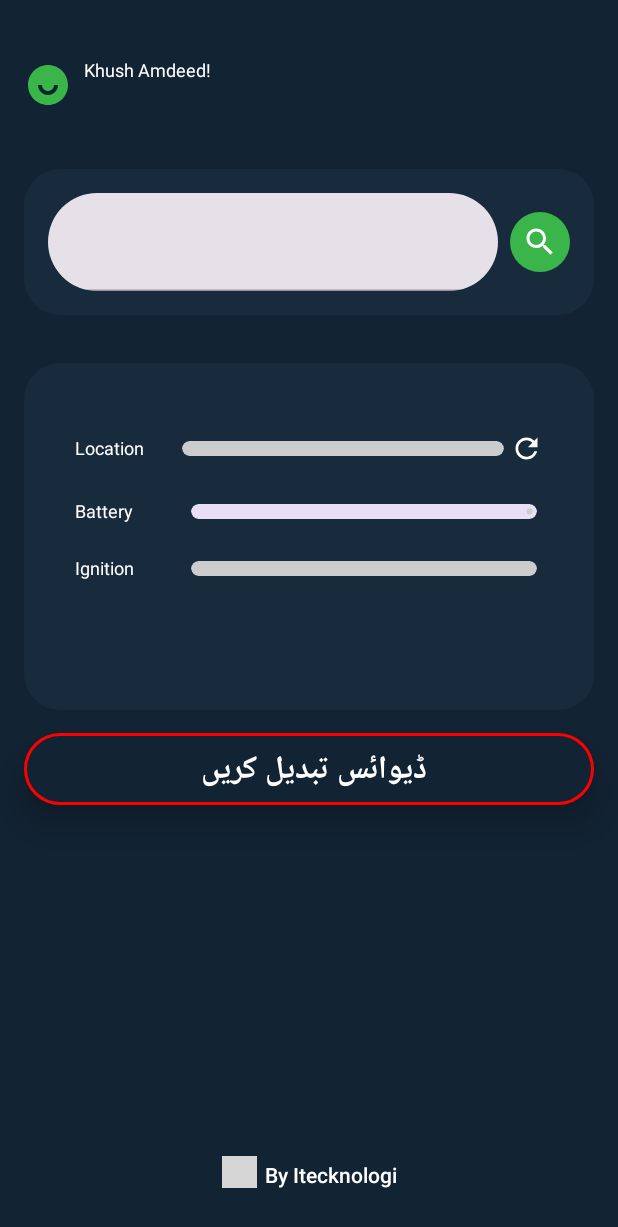
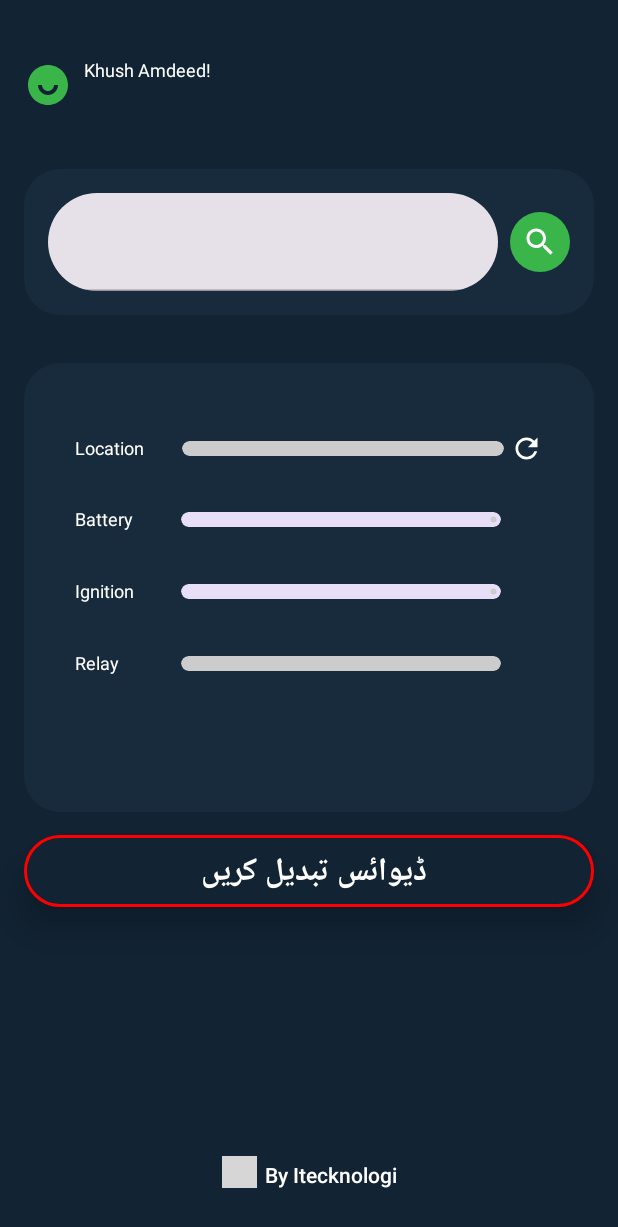
Before and after one commit to Abdussubhan1/ComposeiTeck, an Android app built with Jetpack Compose: the TestingPage screen opened through its navigation route, on a phone screen of 412 x 824 dp. Shown: the top 1227 px of the screen. Run offline under Robolectric (Android 15) with nearby library versions, the phone set to English and light mode, and no system bars; Roboto replaces fonts that are not available here; grey boxes are pictures that could not be loaded.

Commit message:
add relay row in testing screen and orientation locked

```diff
--- a/app/src/main/AndroidManifest.xml
+++ b/app/src/main/AndroidManifest.xml
@@ -38,8 +38,8 @@
         <activity
             android:name=".Mainactivity.MainActivity"
             android:exported="true"
-            android:label="@string/app_name"
-            android:theme="@style/Theme.Itecktestingcompose">
+            android:theme="@style/Theme.Itecktestingcompose"
+            android:screenOrientation="portrait">
             <intent-filter>
                 <action android:name="android.intent.action.MAIN" />
                 <category android:name="android.intent.category.LAUNCHER" />
--- a/app/src/main/java/com/example/itecktestingcompose/APIFunctions/Post Data validation.kt
+++ b/app/src/main/java/com/example/itecktestingcompose/APIFunctions/Post Data validation.kt
@@ -15,7 +15,7 @@ import okhttp3.MediaType.Companion.toMediaTypeOrNull
 fun createPartFromString(value: String): RequestBody {
     return value.toRequestBody("text/plain".toMediaTypeOrNull())
 }
-
+//Convert each bitmap to JPEG
 fun convertBitmapToMultipart(bitmap: Bitmap?, index: Int): MultipartBody.Part? {
     if (bitmap == null) return null
 
@@ -48,7 +48,7 @@ suspend fun submitData(
                 createPartFromString(name),
                 createPartFromString(mobileID),
                 createPartFromString(type.toString()),
-                createPartFromString(appLoginID.toString()),
+                createPartFromString(appLoginID),
                 imageParts
             )
 
--- a/app/src/main/java/com/example/itecktestingcompose/AppScreens/Device Testing Screen.kt
+++ b/app/src/main/java/com/example/itecktestingcompose/AppScreens/Device Testing Screen.kt
@@ -17,9 +17,11 @@ import androidx.compose.foundation.layout.padding
 import androidx.compose.foundation.layout.size
 import androidx.compose.foundation.layout.width
 import androidx.compose.foundation.layout.wrapContentSize
+import androidx.compose.foundation.rememberScrollState
 import androidx.compose.foundation.shape.CircleShape
 import androidx.compose.foundation.shape.RoundedCornerShape
 import androidx.compose.foundation.text.KeyboardOptions
+import androidx.compose.foundation.verticalScroll
 import androidx.compose.material.icons.Icons
 import androidx.compose.material.icons.filled.Refresh
 import androidx.compose.material.icons.filled.Search
@@ -83,7 +85,7 @@ fun TestingPage(navController: NavHostController) {
         modifier = Modifier
             .fillMaxSize()
             .background(Color(0xFF122333)) // Dark blue background
-            .padding(horizontal = 16.dp),
+            .padding(horizontal = 16.dp).verticalScroll(rememberScrollState()),
         horizontalAlignment = Alignment.CenterHorizontally
     ) {
         Spacer(modifier = Modifier.height(40.dp))
@@ -247,11 +249,9 @@ fun TestingPage(navController: NavHostController) {
             )
 
         }
-
+        Spacer(modifier = Modifier.weight(1f))
         BottomLogo()
-
     }
-
 
 }
 
@@ -295,20 +295,19 @@ fun ValidationStatusUI(onTestingCompleted: (Boolean) -> Unit) {
             )
         )
     }
+
+//Relay result yaha banana
+
 //    var testingCompleted by remember { mutableStateOf(false) }
 
-//    var ignition by remember { mutableStateOf("") }
-//    var relay by remember { mutableStateOf(false) }
+
     var loc by remember { mutableStateOf(false) }
     var locResult by remember { mutableDoubleStateOf(0.1) }
     var moveToNextValidationStep by remember { mutableIntStateOf(0) } // 0 = loc, 1 = battery, 2 = ignition, 3 = relay
 
     if (loc) {
         getLocation()
-//        if (Constants.mobileLocationLat != 0.0 && Constants.mobileLocationLong != 0.0) {
         locResult = checkLocationWithinRange()
-//        }
-        Log.d("TAG", "checkloc: $locResult")
         loc = false
     }
 
@@ -349,7 +348,9 @@ fun ValidationStatusUI(onTestingCompleted: (Boolean) -> Unit) {
                 )
                 LinearProgressIndicator(
                     progress = { 1f },
-                    color = if (locResult in 1.00..100.00) Color(0XFF39B54A) else if (locResult > 100.00 || locResult == 0.0) Color.Red else Color.LightGray,
+                    color = if (locResult in 1.00..100.00) Color(0XFF39B54A)
+                    else if ((locResult > 100.00 || locResult == 0.0) && !deviceLocationResult.isLoading) Color.Red
+                    else Color.LightGray,
                     modifier = Modifier
                         .weight(0.45f)
                         .clip(RoundedCornerShape(50))
@@ -357,14 +358,14 @@ fun ValidationStatusUI(onTestingCompleted: (Boolean) -> Unit) {
                         .height(10.dp)
                 )
                 Spacer(modifier = Modifier.width(4.dp))
-                if (moveToNextValidationStep == 0 && !deviceLocationResult.isLoading) {
+
                 Icon(
                     imageVector = Icons.Default.Refresh,
                     contentDescription = "Refresh",
-                        tint = Color.White,
+                    tint = if (moveToNextValidationStep == 0 && !deviceLocationResult.isLoading) Color.White else Color.Transparent,
                     modifier = Modifier
                         .size(22.dp)
-                            .clickable {
+                        .clickable(enabled = moveToNextValidationStep == 0 && !deviceLocationResult.isLoading) {
                             showLocation = true
                             loc = true
                             deviceLocationResult =
@@ -390,7 +391,7 @@ fun ValidationStatusUI(onTestingCompleted: (Boolean) -> Unit) {
                     moveToNextValidationStep =
                         1
                 }
-                }
+
             }
 
             // BATTERY Wali Row
@@ -400,6 +401,7 @@ fun ValidationStatusUI(onTestingCompleted: (Boolean) -> Unit) {
                 horizontalArrangement = Arrangement.Center,
                 modifier = rowModifier
             ) {
+                //THREE STAGES FOR BATTERY VALIDATION
                 var batteryProgress by remember { mutableFloatStateOf(0.0f) }
                 batteryProgress = when {
                     batteryResult.battery == "Connected" && batteryProgress == 0.0f -> 0.30f
@@ -431,14 +433,14 @@ fun ValidationStatusUI(onTestingCompleted: (Boolean) -> Unit) {
                         .height(10.dp)
                 )
                 Spacer(modifier = Modifier.width(4.dp))
-                if (moveToNextValidationStep == 1 && !batteryResult.isLoading) {
+
                 Icon(
                     imageVector = Icons.Default.Refresh,
                     contentDescription = "Refresh",
-                        tint = Color.White,
+                    tint = if (moveToNextValidationStep == 1 && !batteryResult.isLoading) Color.White else Color.Transparent,
                     modifier = Modifier
                         .size(24.dp)
-                            .clickable {
+                        .clickable(enabled = moveToNextValidationStep == 1 && !batteryResult.isLoading) {
                             batteryResult = batteryResponse(isLoading = true, battery = "")
                             showBattery = true
                             showLocation = false
@@ -447,7 +449,7 @@ fun ValidationStatusUI(onTestingCompleted: (Boolean) -> Unit) {
                             }
                         }
                 )
-                }
+
             }
 
             // IGNITION Wali Row
@@ -456,8 +458,16 @@ fun ValidationStatusUI(onTestingCompleted: (Boolean) -> Unit) {
                 horizontalArrangement = Arrangement.Center,
                 modifier = rowModifier
             ) {
-                if (ignitionResult.ignition == "ON") {
-//                    testingCompleted = true
+                //THREE STAGES FOR IGNITION VALIDATION
+                var ignitionProgress by remember { mutableFloatStateOf(0.0f) }
+                ignitionProgress = when {
+                    ignitionResult.ignition == "ON" && ignitionProgress == 0.0f -> 0.30f
+                    ignitionResult.ignition == "OFF" && ignitionProgress == 0.30f -> 0.60f
+                    ignitionResult.ignition == "ON" && ignitionProgress == 0.60f -> 1.0f
+                    else -> ignitionProgress
+                }
+                if (ignitionProgress == 1f) {
+//                    moveToNextValidationStep = 3
                     onTestingCompleted(true)
                 }
                 Text(
@@ -471,8 +481,8 @@ fun ValidationStatusUI(onTestingCompleted: (Boolean) -> Unit) {
                         .wrapContentSize(Alignment.CenterStart)
                 )
                 LinearProgressIndicator(
-                    progress = { 1f },
-                    color = if (ignitionResult.ignition == "OFF") Color.Red else if (ignitionResult.ignition == "ON") Color(
+                    progress = { ignitionProgress },
+                    color = if (ignitionResult.ignition == "ON" || ignitionResult.ignition == "OFF") Color(
                         0XFF39B54A
                     ) else Color.LightGray,
                     modifier = Modifier
@@ -483,14 +493,13 @@ fun ValidationStatusUI(onTestingCompleted: (Boolean) -> Unit) {
                 )
                 Spacer(modifier = Modifier.width(4.dp))
 
-                if (moveToNextValidationStep == 2 && !batteryResult.isLoading) {
                 Icon(
                     imageVector = Icons.Default.Refresh,
                     contentDescription = "Refresh",
-                        tint = Color.White,
+                    tint = if (moveToNextValidationStep == 2 && !ignitionResult.isLoading) Color.White else Color.Transparent,
                     modifier = Modifier
                         .size(24.dp)
-                            .clickable {
+                        .clickable(enabled = moveToNextValidationStep == 2 && !ignitionResult.isLoading) {
                             ignitionResult = ignitionResponse(isLoading = true, ignition = "")
                             showIgnition = true
                             showBattery = false
@@ -500,10 +509,10 @@ fun ValidationStatusUI(onTestingCompleted: (Boolean) -> Unit) {
 
                         }
                 )
-                }
+
             }
 
-            /* RELAY Wali Row
+            // RELAY Wali Row
             Row(
                 verticalAlignment = Alignment.CenterVertically,
                 horizontalArrangement = Arrangement.Center,
@@ -521,7 +530,7 @@ fun ValidationStatusUI(onTestingCompleted: (Boolean) -> Unit) {
                 )
                 LinearProgressIndicator(
                     progress = { 1f },
-                    color = if (relay) Color(0xFF00C853) else Color.LightGray,
+                    color = Color.LightGray,
                     modifier = Modifier
                         .weight(0.45f)
                         .clip(RoundedCornerShape(50))
@@ -531,21 +540,20 @@ fun ValidationStatusUI(onTestingCompleted: (Boolean) -> Unit) {
                 Spacer(modifier = Modifier.width(4.dp))
 
 
-                if (moveToNextValidationStep == 3) {
                 Icon(
                     imageVector = Icons.Default.Refresh,
                     contentDescription = "Refresh",
-                        tint = Color.White,
+                    tint = if (moveToNextValidationStep == 3) Color.White else Color.Transparent,
                     modifier = Modifier
                         .size(24.dp)
-                            .clickable {
+                        .clickable(enabled = moveToNextValidationStep == 3) {
                             coroutineScope.launch {
 //                                    relay = validateRelay(Constants.deviceID)
                             }
                         }
                 )
+
             }
-            }*/
 
         }
         Spacer(modifier = Modifier.height(5.dp))
@@ -556,7 +564,7 @@ fun ValidationStatusUI(onTestingCompleted: (Boolean) -> Unit) {
                 textAlign = TextAlign.Center,
                 color = Color.White,
                 fontSize = 12.sp,
-                fontWeight = FontWeight.Bold
+                fontWeight = FontWeight.SemiBold, lineHeight = 26.sp
             )
         }
         Spacer(modifier = Modifier.height(10.dp))
--- a/app/src/main/java/com/example/itecktestingcompose/AppScreens/Technician Login Screen.kt
+++ b/app/src/main/java/com/example/itecktestingcompose/AppScreens/Technician Login Screen.kt
@@ -15,8 +15,10 @@ import androidx.compose.foundation.layout.height
 import androidx.compose.foundation.layout.padding
 import androidx.compose.foundation.layout.size
 import androidx.compose.foundation.layout.width
+import androidx.compose.foundation.rememberScrollState
 import androidx.compose.foundation.shape.RoundedCornerShape
 import androidx.compose.foundation.text.KeyboardOptions
+import androidx.compose.foundation.verticalScroll
 import androidx.compose.material3.CircularProgressIndicator
 import androidx.compose.material3.Text
 import androidx.compose.material3.TextField
@@ -73,7 +75,7 @@ fun LoginScreen(context: Context, navController: NavHostController) {
     Column(
         modifier = Modifier
             .fillMaxSize()
-            .background(Color(0XFF122333)),
+            .background(Color(0XFF122333)).verticalScroll(rememberScrollState()),
         horizontalAlignment = Alignment.CenterHorizontally,
         verticalArrangement = Arrangement.Center
     ) {
@@ -182,7 +184,7 @@ fun LoginScreen(context: Context, navController: NavHostController) {
             )
         }
 
-        Spacer(modifier = Modifier.height(16.dp))
+        Spacer(modifier = Modifier.weight(1f))
 
         BottomLogo()
     }
```
Also changed, not shown: app/src/main/java/com/example/itecktestingcompose/AppScreens/Device Entry Screen.kt (+14 -6 lines). Lines whose indentation alone changed are shown as unchanged.
